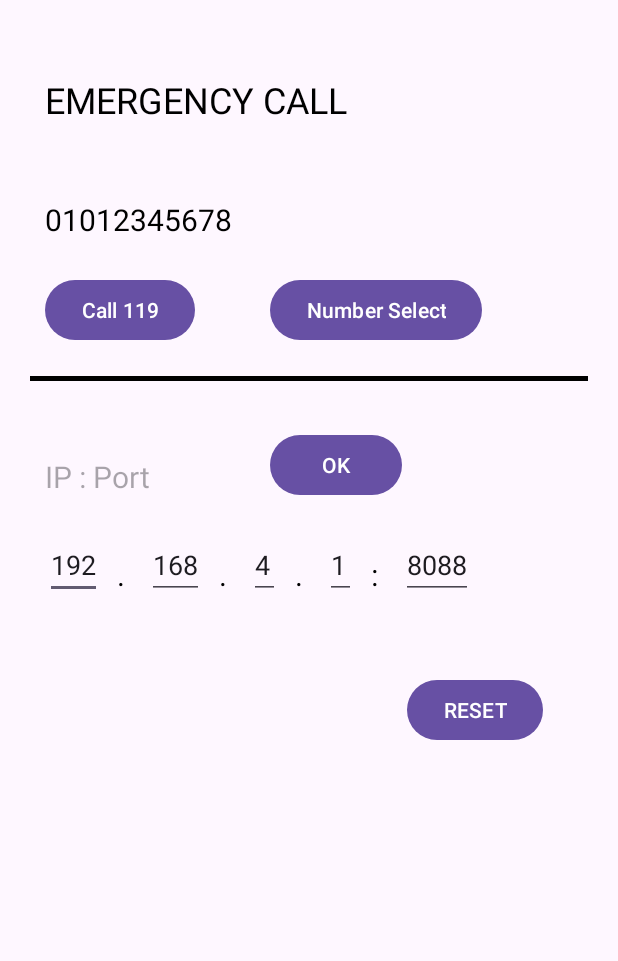
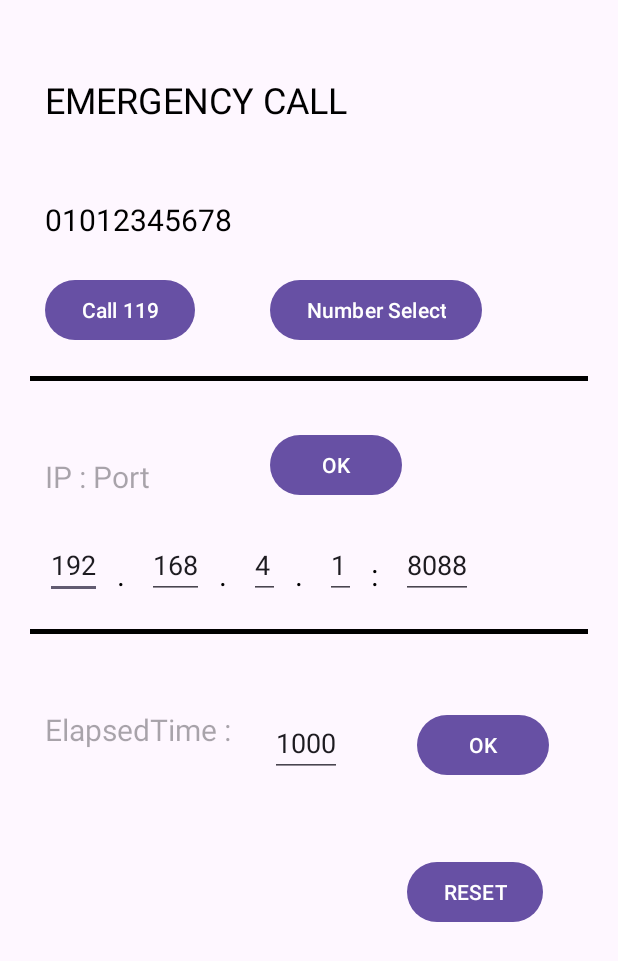
Before and after one commit to lhsinu/leisure, an Android app: the screen it shows after launch (SettingActivity), after a tap on an icon or button, on a phone screen of 412 x 824 dp. Shown: the top 961 px of the screen. Run offline under Robolectric (Android 15) with nearby library versions, the phone set to English and light mode, and no system bars; our stand-ins replace Room's generated code; network calls fail.

Commit message:
update cusomDialog
update customdialog
update sendsms
update main ui

```diff
--- a/app/build.gradle.kts
+++ b/app/build.gradle.kts
@@ -13,8 +13,8 @@ android {
         applicationId = "com.smu.leisure"
         minSdk = 24
         targetSdk = 34
-        versionCode = 3
-        versionName = "1.2"
+        versionCode = 7
+        versionName = "1.6"
 
         testInstrumentationRunner = "androidx.test.runner.AndroidJUnitRunner"
     }
--- a/app/src/main/java/com/smu/leisure/IntroActivity.kt
+++ b/app/src/main/java/com/smu/leisure/IntroActivity.kt
@@ -69,6 +69,9 @@ class IntroActivity : AppCompatActivity() {
             settings!!.getString(Constants.PREF_WIFI_DEVICE, Constants.default_wifi_ip).toString()
         Constants.MODULE_ADDRESS_WIFI_PORT =
             settings!!.getString(Constants.PREF_WIFIPORT_DEVICE, Constants.default_wifi_port).toString()
+
+        Constants.MODULE_ELAPSED_TIME =
+            (settings!!.getString(Constants.PREF_ELAPSED_TIME, (Constants.default_elapsedTime).toString()))!!.toLong()
 
         checkAllPermissions()
     }
--- a/app/src/main/java/com/smu/leisure/base/Constants.kt
+++ b/app/src/main/java/com/smu/leisure/base/Constants.kt
@@ -28,15 +28,22 @@ class Constants {
         val PREF_EMERGENCY_CALL_NUMBER : String                     = "prefEmergencyCallNumber"
         val PREF_WIFI_DEVICE : String                               = "prefWifiDevice"
         val PREF_WIFIPORT_DEVICE : String                           = "prefWifiPortDevice"
+        val PREF_ELAPSED_TIME : String                              = "prefElapsedTime"
 
         var default_wifi_ip                                             = "192.168.4.1"
         var default_wifi_port                                           = "8088"
+        var default_elapsedTime : Long                                  = 1000
 
         val STR_CONNECT                                                = "app"
         val STR_START                                                  = "start"
 
         var MODULE_ADDRESS_WIFI_IP                                     = default_wifi_ip       // "192.168.4.1"
-        var MODULE_ADDRESS_WIFI_PORT                                    = default_wifi_port     // "80"
+        var MODULE_ADDRESS_WIFI_PORT                                   = default_wifi_port     // "80"
+        var MODULE_ELAPSED_TIME                                        = default_elapsedTime
+
+        var old_Time : Long                                                   = 0
+        var new_Time  : Long                                                  = 0
+
 
         var fNumberIndex                                            = listOf("01", "02", "03", "04", "05", "06", "07", "08", "09", "10", "11", "12", "13", "14")
         var nListIndex : Int                                        = -1
@@ -65,21 +72,23 @@ class Constants {
 //        const val PHYSICAL_S15 = "Left Foot"
 //        const val PHYSICAL_S16 = "Right Foot"
 
+
+        val BODY_SELECTION = listOf("Neck", "Abdomen", "Left Thigh", "Right Thigh", "Left\nBrachial", "Left\nAntebrachial", "Left Hand", "Right\nBrachial", "Right\nAntebrachial", "Right Hand", "Left Shank", "Left Foot", "Right Shank", "Right Foot")
         // new 14 point
-        const val PHYSICAL_S01 = "Neck"
-        const val PHYSICAL_S02 = "Abdomen"
-        const val PHYSICAL_S03 = "Left Thigh"
-        const val PHYSICAL_S04 = "Right Thigh"
-        const val PHYSICAL_S05 = "Left\nBrachial"
-        const val PHYSICAL_S06 = "Left\nAntebrachial"
-        const val PHYSICAL_S07 = "Left Hand"
-        const val PHYSICAL_S08 = "Right\nBrachial"
-        const val PHYSICAL_S09 = "Right\nAntebrachial"
-        const val PHYSICAL_S10 = "Right Hand"
-        const val PHYSICAL_S11 = "Left Shank"
-        const val PHYSICAL_S12 = "Left Foot"
-        const val PHYSICAL_S13 = "Right Shank"
-        const val PHYSICAL_S14 = "Right Foot"
+//        const val PHYSICAL_S01 = "Neck"
+//        const val PHYSICAL_S02 = "Abdomen"
+//        const val PHYSICAL_S03 = "Left Thigh"
+//        const val PHYSICAL_S04 = "Right Thigh"
+//        const val PHYSICAL_S05 = "Left\nBrachial"
+//        const val PHYSICAL_S06 = "Left\nAntebrachial"
+//        const val PHYSICAL_S07 = "Left Hand"
+//        const val PHYSICAL_S08 = "Right\nBrachial"
+//        const val PHYSICAL_S09 = "Right\nAntebrachial"
+//        const val PHYSICAL_S10 = "Right Hand"
+//        const val PHYSICAL_S11 = "Left Shank"
+//        const val PHYSICAL_S12 = "Left Foot"
+//        const val PHYSICAL_S13 = "Right Shank"
+//        const val PHYSICAL_S14 = "Right Foot"
 
 //        const val S01_LEFT_DP = 174.0f
 //        const val S01_TOP_DP = 0.0f
@@ -354,6 +363,7 @@ class Constants {
         var strSaveFileName : String = ""
         var fSelIndex = ArrayList<Double>()
         var arClickArea = ArrayList<ClickableArea>()
+        var nSelectionIndex = 1
 
         var recentCreateddate = ""
         var recentEmergency : Int = 1
--- /dev/null
+++ b/app/src/main/java/com/smu/leisure/base/CustomDialog.kt
@@ -0,0 +1,76 @@
+package com.smu.leisure.base
+
+import android.app.Dialog
+import android.content.Context
+import android.util.Log
+import android.widget.TextView
+import com.smu.leisure.R
+
+class CustomDialog (
+    context: Context,
+    private var nIndex: Int
+) : Dialog(context) {
+    private lateinit var tvNumber: TextView
+    private lateinit var tvDegree: TextView
+    private var strPhysical: String = "0.0"
+    private var strDegree: String = "Head"
+    private var bIsMinus: Boolean = false
+
+    init {
+
+        val dialogView = layoutInflater.inflate(R.layout.dialog_custom_degree, null)
+        setContentView(dialogView)
+
+        tvNumber = findViewById(R.id.tvNumber)
+        tvDegree = findViewById(R.id.tvDegree)
+
+        val dataItem = Constants.fSelIndex[nIndex - 1]
+        strDegree = dataItem.toString()
+        strPhysical = Constants.BODY_SELECTION[nIndex - 1]
+
+        if(dataItem < 0) {
+            bIsMinus = true
+        } else {
+            bIsMinus = false
+        }
+
+        dialogView.setBackgroundResource(R.drawable.popup)
+        setupDialog()
+    }
+
+    private fun setupDialog() {
+        // Apply logic for changing color based on condition
+        if (this.bIsMinus) {
+            tvDegree.setTextColor(context.getColor(R.color.red))
+        } else {
+            tvDegree.setTextColor(context.getColor(R.color.black))
+        }
+
+        tvNumber.text = strPhysical
+        val strDegreeD = "$strDegree ${context.getString(R.string.app_common_degree)}"
+        tvDegree.text = strDegreeD
+    }
+
+    fun updateValue(index: Int) {
+        val dataItem = Constants.fSelIndex[index - 1]
+        this.strDegree = dataItem.toString()
+        this.strPhysical = Constants.BODY_SELECTION[index - 1]
+
+//        Log.e("eleutheria2", "updataValue : $index, strDegree : ${this.strDegree}")
+        if(dataItem < 0) {
+            this.bIsMinus = true
+        } else {
+            this.bIsMinus = false
+        }
+
+        tvNumber.text = this.strPhysical
+        val strDegreeD = "${this.strDegree} ${context.getString(R.string.app_common_degree)}"
+        tvDegree.text = strDegreeD
+
+        if (this.bIsMinus) {
+            tvDegree.setTextColor(context.getColor(R.color.red))
+        } else {
+            tvDegree.setTextColor(context.getColor(R.color.black))
+        }
+    }
+}
--- a/app/src/main/res/layout/activity_main.xml
+++ b/app/src/main/res/layout/activity_main.xml
@@ -36,8 +36,8 @@
             android:layout_height="40dp"
             android:layout_margin="5dp"
             android:layout_weight="1"
-            android:background="@drawable/selector_button_start"
-            android:src="@drawable/icon_start_normal"  />
+            android:background="@drawable/selector_button_connect"
+            android:src="@drawable/icon_connect_normal"  />
 
         <androidx.appcompat.widget.AppCompatButton
             android:id="@+id/btStart"
--- a/app/src/main/res/layout/activity_setting.xml
+++ b/app/src/main/res/layout/activity_setting.xml
@@ -169,6 +169,48 @@
         app:layout_constraintBottom_toBottomOf="@+id/etIP1"
         app:layout_constraintStart_toEndOf="@+id/tvColon" />
 
+    <ImageView
+        android:id="@+id/iv_line2"
+        android:layout_width="0dp"
+        android:layout_height="3dp"
+        android:layout_marginStart="20dp"
+        android:layout_marginTop="20dp"
+        android:layout_marginEnd="20dp"
+        android:background="@color/black"
+        app:layout_constraintEnd_toEndOf="parent"
+        app:layout_constraintStart_toStartOf="parent"
+        app:layout_constraintTop_toBottomOf="@id/etIP1" />
+
+    <TextView
+        android:id="@+id/tvElapsedTime"
+        android:layout_width="130dp"
+        android:layout_height="30dp"
+        android:layout_marginTop="50dp"
+        android:hint="@string/strElapsedTime"
+        android:textSize="20sp"
+        android:textColor="@color/black"
+        app:layout_constraintStart_toStartOf="@+id/tvEmergencyCall"
+        app:layout_constraintTop_toBottomOf="@+id/iv_line2" />
+
+    <EditText
+        android:id="@+id/etElapsedTime"
+        android:layout_width="wrap_content"
+        android:layout_height="wrap_content"
+        android:layout_marginStart="20dp"
+        android:text="1000"
+        app:layout_constraintStart_toEndOf="@+id/tvElapsedTime"
+        app:layout_constraintTop_toTopOf="@+id/tvElapsedTime" />
+
+    <Button
+        android:id="@+id/btElapsedTime"
+        android:layout_width="wrap_content"
+        android:layout_height="wrap_content"
+        android:layout_marginStart="50dp"
+        android:text="@android:string/ok"
+        app:layout_constraintStart_toEndOf="@+id/etElapsedTime"
+        app:layout_constraintTop_toTopOf="@id/tvElapsedTime" />
+
+
     <Button
         android:id="@+id/bt_Reset"
         android:layout_width="wrap_content"
@@ -177,5 +219,5 @@
         android:layout_marginTop="50dp"
         android:text="@string/strReset"
         app:layout_constraintEnd_toEndOf="parent"
-        app:layout_constraintTop_toBottomOf="@id/etIP1" />
+        app:layout_constraintTop_toBottomOf="@id/btElapsedTime" />
 </androidx.constraintlayout.widget.ConstraintLayout>
--- a/app/src/main/res/values/colors.xml
+++ b/app/src/main/res/values/colors.xml
@@ -2,6 +2,7 @@
 <resources>
     <color name="black">#FF000000</color>
     <color name="white">#FFFFFFFF</color>
+    <color name="red">#FFFF0000</color>
 
     <color name="outline_color">#FF000000</color>
     <color name="outline_background">#66FFFFFF</color>
--- a/app/src/main/res/values/strings.xml
+++ b/app/src/main/res/values/strings.xml
@@ -13,6 +13,7 @@
     <string name="strIP">IP : Port</string>
     <string name="strDot">.</string>
     <string name="strColon">:</string>
+    <string name="strElapsedTime">ElapsedTime :</string>
     <string name="strReset">RESET</string>
 
     <string name="strDataDateDefault">2023.11.14</string>
@@ -20,8 +21,8 @@
     <string name="next">Next</string>
     <string name="previous">Previous</string>
 
-    <string name="str_wound">부상상황</string>
-    <string name="str_emergency">위급상황</string>
+    <string name="str_danger">부상상황</string>
+    <string name="str_critical">사고상황</string>
     <string name="strAccidentAddress">GPS Data Is Not Exist</string>
 
 
```
Also changed, not shown: app/src/main/java/com/smu/leisure/MainActivity.kt (+240 -190 lines), app/src/main/java/com/smu/leisure/SettingActivity.kt (+36 -1 lines), app/src/main/java/com/smu/leisure/base/CommonUtils.kt (+55 -1 lines), app/src/main/res/drawable/selector_button_connect.xml (added, +9 -0 lines), app/src/main/res/drawable/icon_body.png, app/src/main/res/drawable/icon_connect_normal.png (added), app/src/main/res/drawable/icon_connect_press.png (added).
